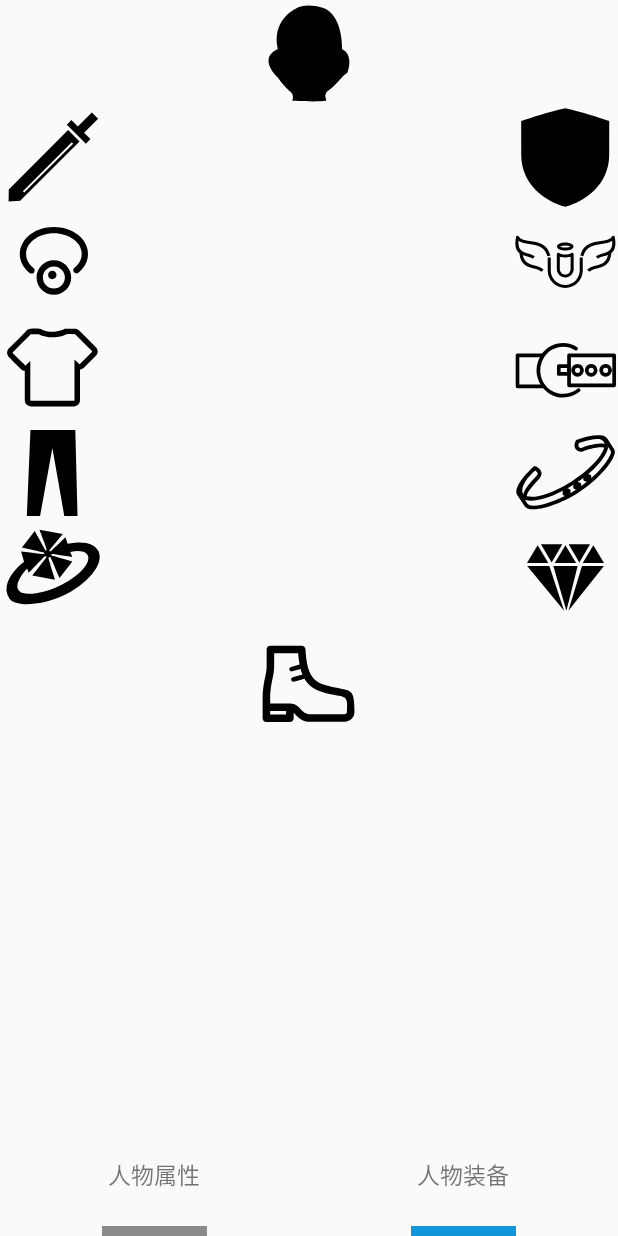
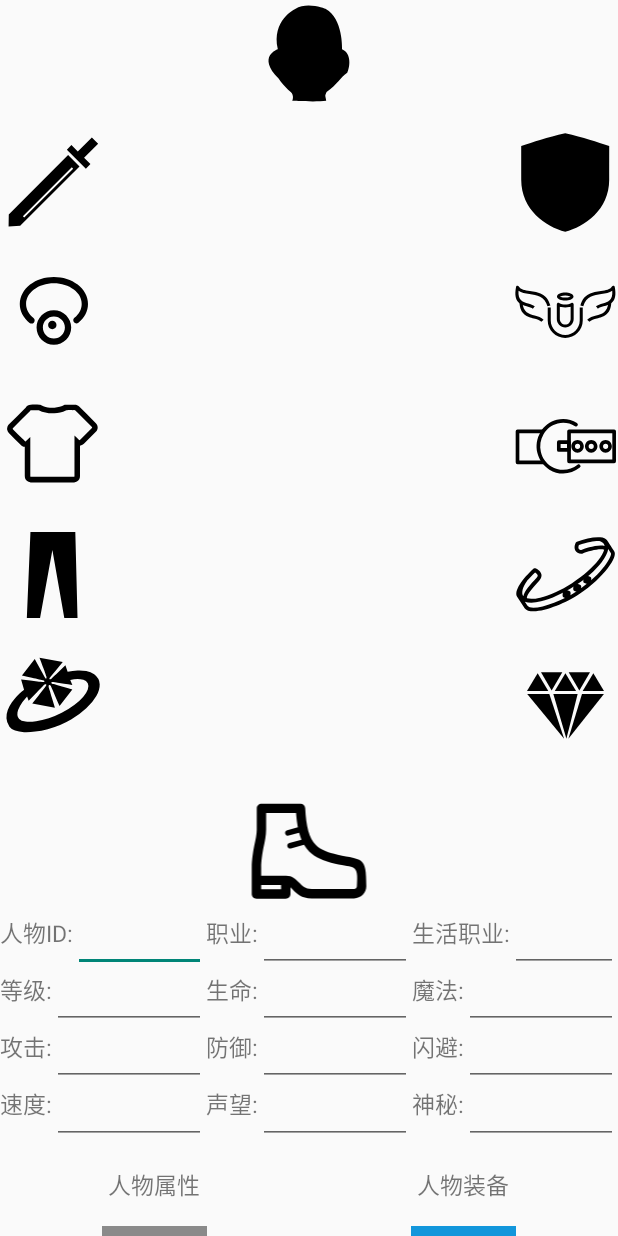
Before and after one commit to Stars-One/Game_editor, an Android app: the CurrentActivity screen opened directly, with no data from a screen before it, after a tap on "人物装备", on a phone screen of 412 x 824 dp. Run offline under Robolectric (Android 15) with nearby library versions, the phone set to English and light mode, and no system bars.

Commit message:
增加属性框

```diff
--- /dev/null
+++ b/app/src/main/java/com/wan/frament/ShowPropertyFragment.java
@@ -0,0 +1,30 @@
+package com.wan.frament;
+
+
+import android.os.Bundle;
+import android.support.v4.app.Fragment;
+import android.view.LayoutInflater;
+import android.view.View;
+import android.view.ViewGroup;
+
+import com.wan.gameditor.R;
+
+/**
+ * A simple {@link Fragment} subclass.
+ */
+public class ShowPropertyFragment extends Fragment {
+
+
+    public ShowPropertyFragment() {
+        // Required empty public constructor
+    }
+
+
+    @Override
+    public View onCreateView(LayoutInflater inflater, ViewGroup container,
+                             Bundle savedInstanceState) {
+        // Inflate the layout for this fragment
+        return inflater.inflate(R.layout.fragment_show_property, container, false);
+    }
+
+}
--- a/app/src/main/java/com/wan/gameditor/activity/CurrentActivity.java
+++ b/app/src/main/java/com/wan/gameditor/activity/CurrentActivity.java
@@ -11,7 +11,6 @@ import android.widget.ImageView;
 import android.widget.LinearLayout;
 
 import com.wan.frament.EquipmentFragment;
-import com.wan.frament.PropertyFragment;
 import com.wan.gameditor.R;
 import com.wan.utils.MyfragmentAdapter;
 
@@ -27,6 +26,7 @@ public class CurrentActivity extends AppCompatActivity implements View.OnClickLi
     private LinearLayout mLinearLayoutEquipment;
     private List<Fragment> mlist;
     private int colorblue,colorgrey;
+    private Fragment propertyFragment,equipmentFragment;
     @Override
     protected void onCreate(Bundle savedInstanceState) {
 
@@ -84,8 +84,10 @@ public class CurrentActivity extends AppCompatActivity implements View.OnClickLi
         mLinearLayoutEquipment.setOnClickListener(this);
 
         mlist = new ArrayList<>();
-        mlist.add(new PropertyFragment());
-        mlist.add(new EquipmentFragment());
+        propertyFragment = new Fragment();
+        equipmentFragment = new EquipmentFragment();
+        mlist.add(propertyFragment);
+        mlist.add(equipmentFragment);
 
         if(Build.VERSION.SDK_INT<=23){
             colorblue = handleColorBefore(R.color.colorblue);
--- a/app/src/main/res/layout/activity_current.xml
+++ b/app/src/main/res/layout/activity_current.xml
@@ -2,16 +2,25 @@
 <LinearLayout
     xmlns:android="http://schemas.android.com/apk/res/android"
 
+    xmlns:tools="http://schemas.android.com/tools"
     android:id="@+id/linearlayout"
     android:layout_width="match_parent"
     android:layout_height="match_parent"
     android:orientation="vertical"
     >
+
     <android.support.v4.view.ViewPager
         android:id="@+id/viewpager"
         android:layout_width="match_parent"
         android:layout_height="0dp"
         android:layout_weight="20"/>
+
+    <fragment
+        android:name="com.wan.frament.ShowPropertyFragment"
+        android:layout_width="match_parent"
+        android:layout_height="0dp"
+        android:layout_weight="5"
+        tools:layout="@layout/fragment_show_property"/>
     <LinearLayout
         android:layout_width="match_parent"
         android:layout_height="0dp"
--- a/app/src/main/res/layout/fragment_equipment.xml
+++ b/app/src/main/res/layout/fragment_equipment.xml
@@ -7,8 +7,9 @@
 
     <LinearLayout
         android:layout_width="match_parent"
-        android:layout_height="70dp"
-        android:orientation="vertical">
+        android:layout_height="0dp"
+        android:orientation="vertical"
+        android:layout_weight="1">
         <ImageView
             android:id="@+id/image_head"
             android:layout_width="70dp"
@@ -19,7 +20,8 @@
 
     <RelativeLayout
         android:layout_width="match_parent"
-        android:layout_height="70dp"
+        android:layout_height="0dp"
+        android:layout_weight="1"
         >
         <ImageView
             android:id="@+id/image_defence"
@@ -41,7 +43,8 @@
 
     <RelativeLayout
         android:layout_width="match_parent"
-        android:layout_height="70dp"
+        android:layout_height="0dp"
+        android:layout_weight="1"
         >
 
         <LinearLayout
@@ -57,15 +60,17 @@
             android:id="@+id/image_necklace"
             android:layout_width="70dp"
             android:layout_height="70dp"
-            android:layout_alignParentLeft="true"
             android:background="@drawable/vector_drawable_necklace"
             android:orientation="horizontal"
-            />
+            android:layout_alignParentTop="true"
+            android:layout_alignParentLeft="true"
+            android:layout_alignParentStart="true"/>
     </RelativeLayout>
 
     <RelativeLayout
         android:layout_width="match_parent"
-        android:layout_height="70dp"
+        android:layout_height="0dp"
+        android:layout_weight="1"
         >
         <LinearLayout
             android:id="@+id/image_belt"
@@ -87,7 +92,8 @@
 
     <RelativeLayout
         android:layout_width="match_parent"
-        android:layout_height="70dp"
+        android:layout_height="0dp"
+        android:layout_weight="1"
         >
         <LinearLayout
             android:id="@+id/image_bracelet"
@@ -109,7 +115,8 @@
 
     <RelativeLayout
         android:layout_width="match_parent"
-        android:layout_height="70dp"
+        android:layout_height="0dp"
+        android:layout_weight="1"
         >
         <LinearLayout
             android:id="@+id/image_gemstone"
@@ -126,19 +133,22 @@
             android:layout_height="70dp"
             android:orientation="horizontal"
             android:background="@drawable/vector_drawable_ring"
+            android:layout_alignParentTop="true"
             android:layout_alignParentLeft="true"
-            />
+            android:layout_alignParentStart="true"/>
     </RelativeLayout>
 
     <LinearLayout
         android:layout_width="match_parent"
-        android:layout_height="70dp"
+        android:layout_height="0dp"
+        android:layout_weight="1"
         android:orientation="vertical">
         <ImageView
             android:id="@+id/image_shoes"
-            android:layout_width="70dp"
-            android:layout_height="70dp"
+            android:layout_width="wrap_content"
+            android:layout_height="wrap_content"
             android:src="@drawable/vector_drawable_shoes"
+
             android:layout_gravity="center"/>
     </LinearLayout>
 
--- /dev/null
+++ b/app/src/main/res/layout/fragment_show_property.xml
@@ -0,0 +1,357 @@
+<LinearLayout xmlns:android="http://schemas.android.com/apk/res/android"
+             xmlns:tools="http://schemas.android.com/tools"
+             android:layout_width="match_parent"
+             android:layout_height="match_parent"
+              android:orientation="vertical"
+             tools:context="com.wan.frament.ShowPropertyFragment">
+
+    <LinearLayout
+        android:layout_width="match_parent"
+        android:layout_height="0dp"
+        android:layout_weight="1"
+        android:orientation="horizontal">
+
+        <LinearLayout
+            android:layout_width="match_parent"
+            android:layout_height="match_parent"
+            android:layout_weight="1"
+            android:orientation="horizontal">
+
+            <TextView
+                android:layout_width="wrap_content"
+                android:layout_height="wrap_content"
+                android:text="@string/currentid"
+                android:textSize="15sp"
+                />
+            <TextView
+                android:layout_width="wrap_content"
+                android:layout_height="wrap_content"
+                android:textSize="15sp"
+                android:text=":"
+                />
+            <EditText
+                android:layout_width="0dp"
+                android:layout_height="wrap_content"
+                android:layout_weight="5"
+                android:layout_gravity="bottom"/>
+        </LinearLayout>
+
+        <LinearLayout
+            android:layout_width="match_parent"
+            android:layout_height="match_parent"
+            android:layout_weight="1"
+            android:orientation="horizontal">
+
+            <TextView
+                android:layout_width="wrap_content"
+                android:layout_height="wrap_content"
+                android:text="@string/job"
+                android:textSize="15sp"
+                />
+            <TextView
+                android:layout_width="wrap_content"
+                android:layout_height="wrap_content"
+                android:textSize="15sp"
+                android:text=":"/>
+            <EditText
+                android:id="@+id/editText"
+                android:layout_width="0dp"
+                android:layout_height="wrap_content"
+                android:layout_weight="5"
+                android:layout_gravity="bottom"/>
+
+
+        </LinearLayout>
+
+        <LinearLayout
+            android:layout_width="match_parent"
+            android:layout_height="match_parent"
+            android:layout_weight="1"
+            android:orientation="horizontal">
+
+            <TextView
+                android:layout_width="wrap_content"
+                android:layout_height="wrap_content"
+                android:text="@string/livejob"
+                android:textSize="15sp"
+                />
+            <TextView
+                android:layout_width="wrap_content"
+                android:layout_height="wrap_content"
+                android:textSize="15sp"
+                android:text=":"
+                />
+            <EditText
+                android:layout_width="0dp"
+                android:layout_height="wrap_content"
+                android:layout_weight="5"
+                android:layout_gravity="bottom"/>
+        </LinearLayout>
+
+
+    </LinearLayout>
+
+    <LinearLayout
+        android:layout_width="match_parent"
+        android:layout_height="0dp"
+        android:layout_weight="1"
+        android:orientation="horizontal">
+
+        <LinearLayout
+            android:layout_width="match_parent"
+            android:layout_height="match_parent"
+            android:layout_weight="1"
+            android:orientation="horizontal">
+
+            <TextView
+                android:layout_width="wrap_content"
+                android:layout_height="wrap_content"
+                android:text="@string/level"
+                android:textSize="15sp"
+                />
+            <TextView
+                android:layout_width="wrap_content"
+                android:layout_height="wrap_content"
+                android:textSize="15sp"
+                android:text=":"
+                />
+            <EditText
+                android:layout_width="0dp"
+                android:layout_height="wrap_content"
+                android:layout_weight="5"
+                android:layout_gravity="bottom"/>
+        </LinearLayout>
+
+        <LinearLayout
+            android:layout_width="match_parent"
+            android:layout_height="match_parent"
+            android:layout_weight="1"
+            android:orientation="horizontal">
+
+            <TextView
+                android:layout_width="wrap_content"
+                android:layout_height="wrap_content"
+                android:text="@string/live"
+                android:textSize="15sp"
+                />
+            <TextView
+                android:layout_width="wrap_content"
+                android:layout_height="wrap_content"
+                android:textSize="15sp"
+                android:text=":"/>
+            <EditText
+
+                android:layout_width="0dp"
+                android:layout_height="wrap_content"
+                android:layout_weight="5"
+                android:layout_gravity="bottom"/>
+
+
+        </LinearLayout>
+
+        <LinearLayout
+            android:layout_width="match_parent"
+            android:layout_height="match_parent"
+            android:layout_weight="1"
+            android:orientation="horizontal">
+
+            <TextView
+                android:layout_width="wrap_content"
+                android:layout_height="wrap_content"
+                android:text="@string/magic"
+                android:textSize="15sp"
+                />
+            <TextView
+                android:layout_width="wrap_content"
+                android:layout_height="wrap_content"
+                android:textSize="15sp"
+                android:text=":"
+                />
+            <EditText
+                android:layout_width="0dp"
+                android:layout_height="wrap_content"
+                android:layout_weight="5"
+                android:layout_gravity="bottom"/>
+        </LinearLayout>
+
+
+    </LinearLayout>
+
+    <LinearLayout
+        android:layout_width="match_parent"
+        android:layout_height="0dp"
+        android:layout_weight="1"
+        android:orientation="horizontal">
+
+        <LinearLayout
+            android:layout_width="match_parent"
+            android:layout_height="match_parent"
+            android:layout_weight="1"
+            android:orientation="horizontal">
+
+            <TextView
+                android:layout_width="wrap_content"
+                android:layout_height="wrap_content"
+                android:text="@string/attack"
+                android:textSize="15sp"
+                />
+            <TextView
+                android:layout_width="wrap_content"
+                android:layout_height="wrap_content"
+                android:textSize="15sp"
+                android:text=":"
+                />
+            <EditText
+                android:layout_width="0dp"
+                android:layout_height="wrap_content"
+                android:layout_weight="5"
+                android:layout_gravity="bottom"/>
+        </LinearLayout>
+
+        <LinearLayout
+            android:layout_width="match_parent"
+            android:layout_height="match_parent"
+            android:layout_weight="1"
+            android:orientation="horizontal">
+
+            <TextView
+                android:layout_width="wrap_content"
+                android:layout_height="wrap_content"
+                android:text="@string/defence"
+                android:textSize="15sp"
+                />
+            <TextView
+                android:layout_width="wrap_content"
+                android:layout_height="wrap_content"
+                android:textSize="15sp"
+                android:text=":"/>
+
+            <EditText
+
+                android:layout_width="0dp"
+                android:layout_height="wrap_content"
+                android:layout_weight="5"
+                android:layout_gravity="bottom"/>
+
+
+        </LinearLayout>
+
+        <LinearLayout
+            android:layout_width="match_parent"
+            android:layout_height="match_parent"
+            android:layout_weight="1"
+            android:orientation="horizontal">
+
+            <TextView
+                android:layout_width="wrap_content"
+                android:layout_height="wrap_content"
+                android:text="@string/duck"
+                android:textSize="15sp"
+                />
+            <TextView
+                android:layout_width="wrap_content"
+                android:layout_height="wrap_content"
+                android:textSize="15sp"
+                android:text=":"
+                />
+            <EditText
+                android:layout_width="0dp"
+                android:layout_height="wrap_content"
+                android:layout_weight="5"
+                android:layout_gravity="bottom"/>
+        </LinearLayout>
+
+
+    </LinearLayout>
+
+    <LinearLayout
+        android:layout_width="match_parent"
+        android:layout_height="0dp"
+        android:layout_weight="1"
+        android:orientation="horizontal">
+
+        <LinearLayout
+            android:layout_width="match_parent"
+            android:layout_height="match_parent"
+            android:layout_weight="1"
+            android:orientation="horizontal">
+
+            <TextView
+                android:layout_width="wrap_content"
+                android:layout_height="wrap_content"
+                android:text="@string/speed"
+                android:textSize="15sp"
+                />
+            <TextView
+                android:layout_width="wrap_content"
+                android:layout_height="wrap_content"
+                android:textSize="15sp"
+                android:text=":"
+                />
+            <EditText
+                android:layout_width="0dp"
+                android:layout_height="wrap_content"
+                android:layout_weight="5"
+                android:layout_gravity="bottom"/>
+        </LinearLayout>
+
+        <LinearLayout
+            android:layout_width="match_parent"
+            android:layout_height="match_parent"
+            android:layout_weight="1"
+            android:orientation="horizontal">
+
+            <TextView
+                android:layout_width="wrap_content"
+                android:layout_height="wrap_content"
+                android:text="@string/shengwang"
+                android:textSize="15sp"
+                />
+            <TextView
+                android:layout_width="wrap_content"
+                android:layout_height="wrap_content"
+                android:textSize="15sp"
+                android:text=":"
+                />
+            <EditText
+
+                android:layout_width="0dp"
+                android:layout_height="wrap_content"
+                android:layout_weight="5"
+                android:layout_gravity="bottom"/>
+
+
+        </LinearLayout>
+
+        <LinearLayout
+            android:layout_width="match_parent"
+            android:layout_height="match_parent"
+            android:layout_weight="1"
+            android:orientation="horizontal">
+
+            <TextView
+                android:layout_width="wrap_content"
+                android:layout_height="wrap_content"
+                android:text="@string/shengmi"
+                android:textSize="15sp"
+                />
+            <TextView
+                android:layout_width="wrap_content"
+                android:layout_height="wrap_content"
+                android:textSize="15sp"
+                android:text=":"
+                />
+            <EditText
+                android:layout_width="0dp"
+                android:layout_height="wrap_content"
+                android:layout_weight="5"
+                android:layout_gravity="bottom"/>
+        </LinearLayout>
+
+
+    </LinearLayout>
+
+
+
+
+</LinearLayout>
--- a/app/src/main/res/values/strings.xml
+++ b/app/src/main/res/values/strings.xml
@@ -52,9 +52,11 @@
     <string name="magic_attack">魔攻</string>
     <string name="edit">编辑</string>
     <string name="delete">删除</string>
-
-    <!-- TODO: Remove or change this placeholder text -->
-    <string name="hello_blank_fragment">Hello blank fragment</string>
-
+    <string name="job">职业</string>
+    <string name="livejob">生活职业</string>
+    <string name="currentid">人物ID</string>
+    <string name="shengwang">声望</string>
+    <string name="shengmi">神秘</string>
+    <string name="level">等级</string>
 
 </resources>
```
